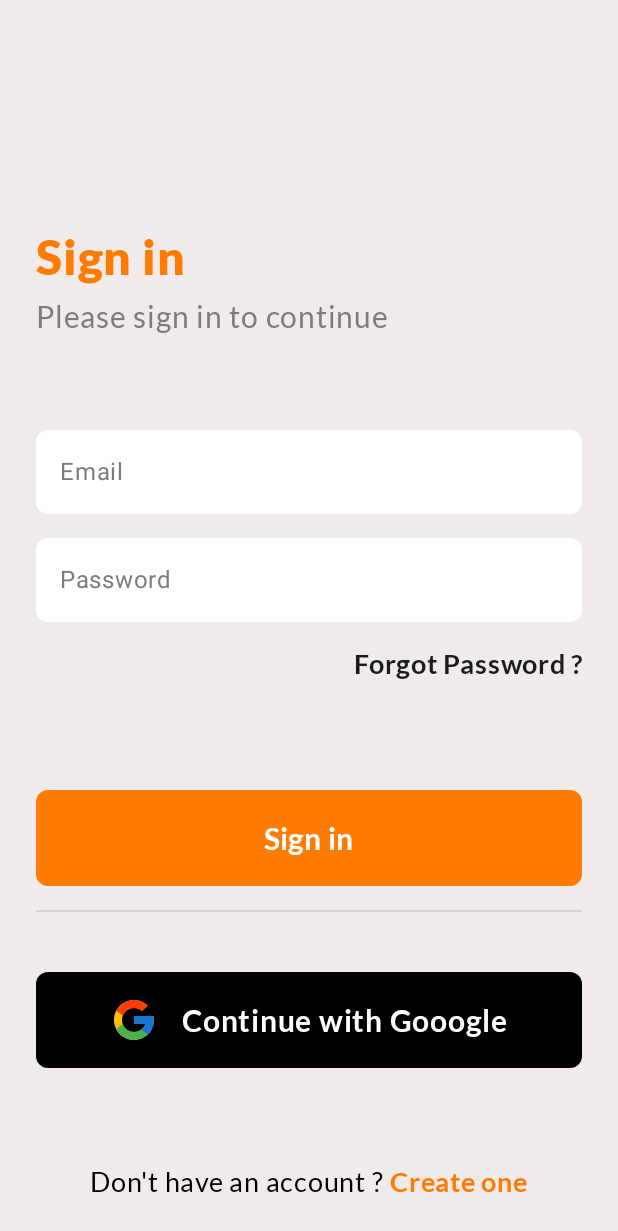
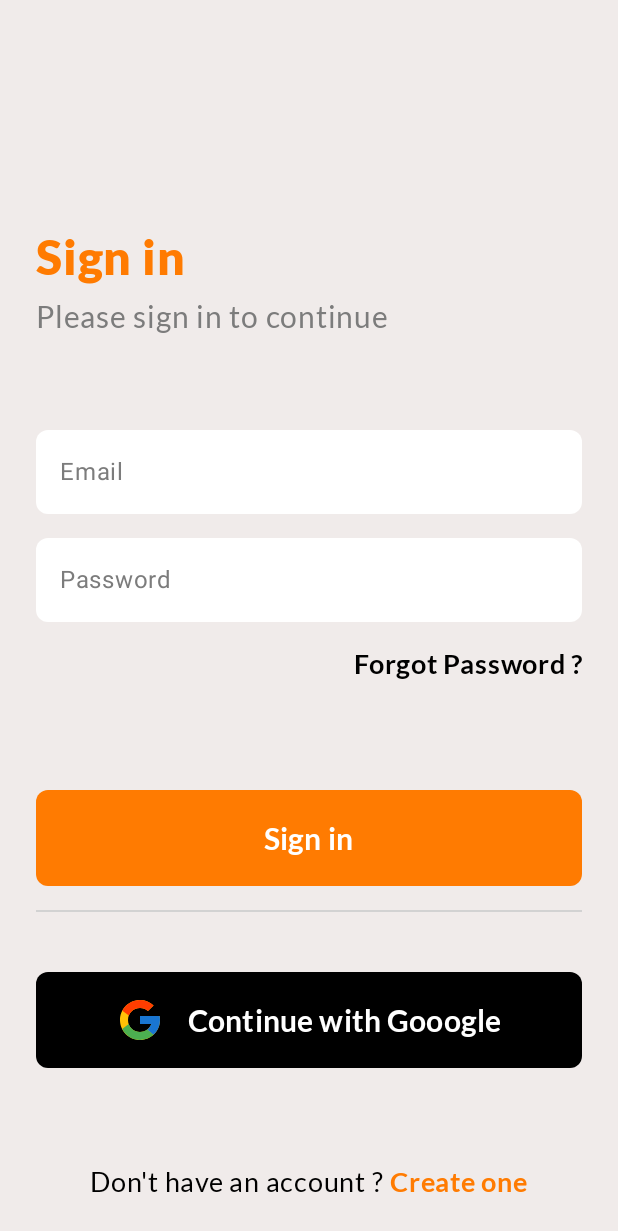
Before and after one commit to itssinghankit/ShareSphere, an Android app built with Jetpack Compose: the screen it shows after launch (MainActivity), on a phone screen of 412 x 824 dp. Shown: the top 1231 px of the screen. Run offline under Robolectric (Android 15) with nearby library versions, the phone set to English and light mode, and no system bars.

Commit message:
completed login page

```diff
--- a/app/src/main/java/com/example/sharesphere/screens/LoginScreen.kt
+++ b/app/src/main/java/com/example/sharesphere/screens/LoginScreen.kt
@@ -1,7 +1,8 @@
 package com.example.sharesphere.screens
 
 import androidx.compose.foundation.background
-import androidx.compose.foundation.interaction.DragInteraction
+import androidx.compose.foundation.indication
+import androidx.compose.foundation.interaction.MutableInteractionSource
 import androidx.compose.foundation.layout.Arrangement
 import androidx.compose.foundation.layout.Box
 import androidx.compose.foundation.layout.Column
@@ -13,6 +14,9 @@ import androidx.compose.foundation.layout.height
 import androidx.compose.foundation.layout.padding
 import androidx.compose.foundation.layout.size
 import androidx.compose.foundation.shape.RoundedCornerShape
+import androidx.compose.material.ripple.rememberRipple
+import androidx.compose.material3.Button
+import androidx.compose.material3.ButtonDefaults
 import androidx.compose.material3.Divider
 import androidx.compose.material3.Icon
 import androidx.compose.material3.IconButton
@@ -23,12 +27,14 @@ import androidx.compose.material3.TextFieldDefaults
 import androidx.compose.runtime.Composable
 import androidx.compose.runtime.getValue
 import androidx.compose.runtime.mutableStateOf
+import androidx.compose.runtime.remember
 import androidx.compose.runtime.saveable.rememberSaveable
 import androidx.compose.runtime.setValue
 import androidx.compose.ui.Alignment
 import androidx.compose.ui.Modifier
 import androidx.compose.ui.draw.clip
 import androidx.compose.ui.graphics.Color
+import androidx.compose.ui.graphics.RectangleShape
 import androidx.compose.ui.res.painterResource
 import androidx.compose.ui.text.font.Font
 import androidx.compose.ui.text.font.FontFamily
@@ -39,6 +45,7 @@ import androidx.compose.ui.unit.dp
 import androidx.compose.ui.unit.sp
 import com.example.sharesphere.R
 import com.example.sharesphere.ui.theme.blacktxt
+import com.example.sharesphere.ui.theme.darkorange
 import com.example.sharesphere.ui.theme.linecolor
 import com.example.sharesphere.ui.theme.orange
 import com.example.sharesphere.ui.theme.orangebg
@@ -78,10 +85,11 @@ fun LoginScreen() {
                     .padding(top = 16.dp), textAlign = TextAlign.End, fontSize = 18.sp,
                 fontFamily = FontFamily(
                     Font(R.font.lato_bold)
-                )
+                ),
+                color = Color.Black
             )
             Spacer(modifier = Modifier.height(72.dp))
-            SimpleButton("Login")
+            SimpleButton("Sign in")
 //            Spacer(
 //                modifier = Modifier
 //                    .height(40.dp)
@@ -95,7 +103,9 @@ fun LoginScreen() {
 
             Row(
                 horizontalArrangement = Arrangement.Center,
-                modifier = Modifier.fillMaxWidth().padding(top = 64.dp)
+                modifier = Modifier
+                    .fillMaxWidth()
+                    .padding(top = 64.dp)
 
             ) {
                 Text(
@@ -126,8 +136,12 @@ fun TextFields(labeltext: String, modifier: Modifier) {
             .clip(RoundedCornerShape(8.dp)),
         visualTransformation = PasswordVisualTransformation(),
         colors = TextFieldDefaults.colors(
+            focusedTextColor = Color.Black,
+            unfocusedTextColor = Color.Black,
+            cursorColor = orange,
             focusedContainerColor = Color.White,
             unfocusedContainerColor = Color.White,
+            focusedIndicatorColor = Color.White,
             unfocusedIndicatorColor = Color.Transparent
         ),
         singleLine = true,
@@ -139,18 +153,23 @@ fun TextFields(labeltext: String, modifier: Modifier) {
 
 @Composable
 fun SimpleButton(text: String) {
+    val interactionSource = remember { MutableInteractionSource() }
     TextButton(
         onClick = { /*TODO*/ },
         modifier = Modifier
             .fillMaxWidth()
-            .clip(RoundedCornerShape(8.dp))
-            .background(orange)
-            .padding(8.dp),
+            .indication(interactionSource = interactionSource,
+                indication = rememberRipple(
+                    color = darkorange
+                )),
+        shape = RoundedCornerShape(size = 8.dp),
+        colors = ButtonDefaults.buttonColors(containerColor = orange)
 
         ) {
         Text(
-            text = "Sign in",
+            text = text,
             color = Color.White,
+            modifier = Modifier.padding(12.dp),
             fontSize = 20.sp, fontFamily = FontFamily(Font(R.font.lato_bold))
         )
     }
@@ -158,22 +177,34 @@ fun SimpleButton(text: String) {
 
 @Composable
 fun IconButton(text: String, icon: Int) {
-    IconButton(
+    val interactionSource = remember { MutableInteractionSource() }
+    Button(
         onClick = { /*TODO*/ },
         modifier = Modifier
             .fillMaxWidth()
-            .clip(RoundedCornerShape(8.dp))
-            .background(Color.Black)
-            .padding(8.dp)
+            .indication(interactionSource = interactionSource,
+                indication = rememberRipple(
+                    color = orange
+                )),
+        shape = RoundedCornerShape(size = 8.dp),
+        colors = ButtonDefaults.buttonColors(containerColor = Color.Black)
 
 
     ) {
-        Row(modifier = Modifier.fillMaxWidth(), horizontalArrangement = Arrangement.Center, verticalAlignment = Alignment.CenterVertically) {
+        Row(
+            modifier = Modifier
+                .fillMaxWidth()
+                .padding(8.dp),
+            horizontalArrangement = Arrangement.Center,
+            verticalAlignment = Alignment.CenterVertically
+        ) {
             Icon(
                 painter = painterResource(id = icon),
                 contentDescription = "",
                 tint = Color.Unspecified,
-                modifier = Modifier.padding(end=16.dp).size(32.dp)
+                modifier = Modifier
+                    .padding(end = 16.dp)
+                    .size(32.dp)
 
             )
             Text(
--- a/app/src/main/java/com/example/sharesphere/ui/theme/Color.kt
+++ b/app/src/main/java/com/example/sharesphere/ui/theme/Color.kt
@@ -12,6 +12,7 @@ val Pink40 = Color(0xFF7D5260)
 
 //own defined app colors
 val orange = Color(0xFFFF7B01)
+val darkorange= Color(0xFFE06D02)
 val orangebg = Color(0xFFF0EBEA)
 val blacktxt = Color(0xFF7C7C7C)
 val linecolor=Color(0xFFD2D2D2)
--- a/app/src/main/java/com/example/sharesphere/ui/theme/Theme.kt
+++ b/app/src/main/java/com/example/sharesphere/ui/theme/Theme.kt
@@ -57,7 +57,7 @@ fun ShareSphereTheme(
     if (!view.isInEditMode) {
         SideEffect {
             val window = (view.context as Activity).window
-            window.statusBarColor = colorScheme.primary.toArgb()
+            window.statusBarColor = orangebg.toArgb()
             WindowCompat.getInsetsController(window, view).isAppearanceLightStatusBars = darkTheme
         }
     }
```
